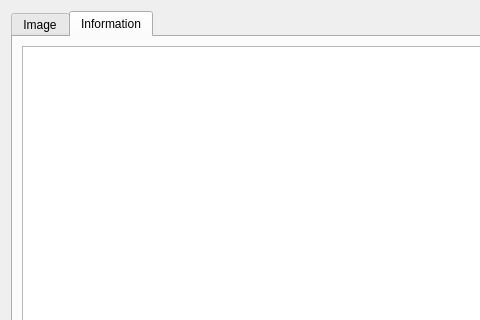
This is view_image.ui in frankyeh/DSI-Studio as Qt 5 draws it before an edit; both pictures show x 0 to 480 and y 0 to 320 of the 640 by 480 pixel window. The edited form follows.
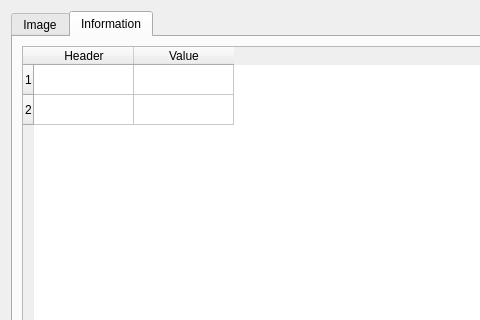
This is the edited form. The open tabs and pages were chosen to show the change. Icons and pictures are not drawn.

Commit message: [GUI] Allow for viewing the content of src and fib files

Patch:
```diff
--- a/view_image.ui
+++ b/view_image.ui
@@ -141,7 +141,23 @@
       </attribute>
       <layout class="QVBoxLayout" name="verticalLayout_3">
        <item>
-        <widget class="QPlainTextEdit" name="info"/>
+        <widget class="QTableWidget" name="info">
+         <property name="rowCount">
+          <number>2</number>
+         </property>
+         <row/>
+         <row/>
+         <column>
+          <property name="text">
+           <string>Header</string>
+          </property>
+         </column>
+         <column>
+          <property name="text">
+           <string>Value</string>
+          </property>
+         </column>
+        </widget>
        </item>
       </layout>
      </widget>
```
Left out of the diff: 2 changed lines with no effect on the pictures. The commit also changes 6 other files.
